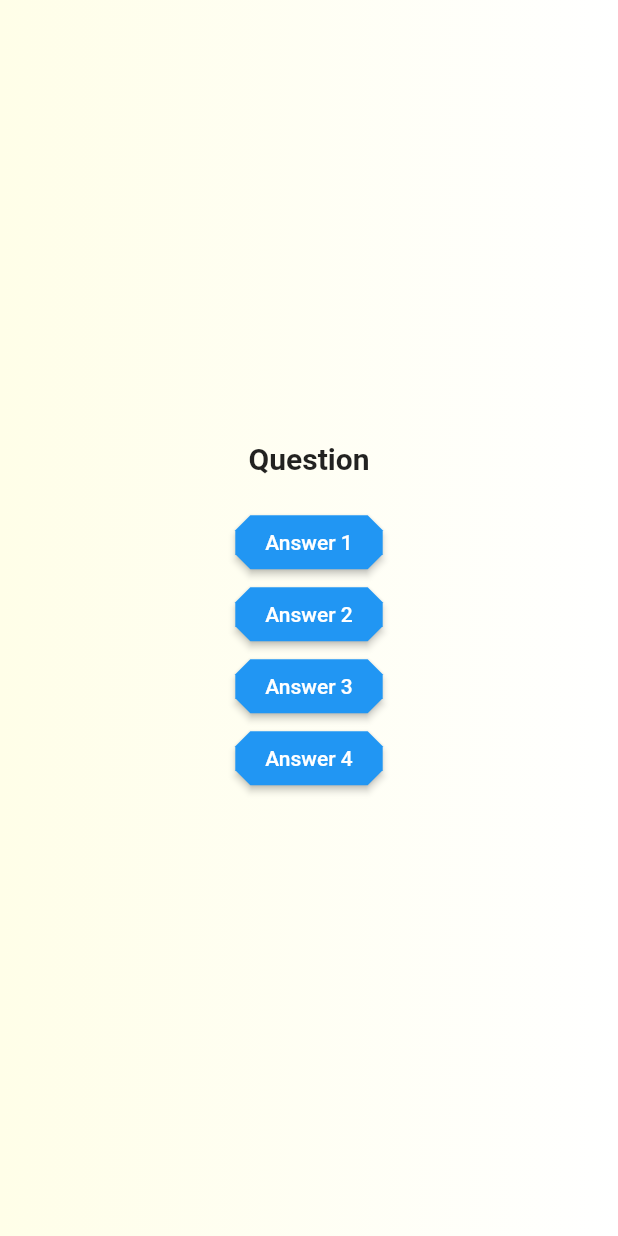
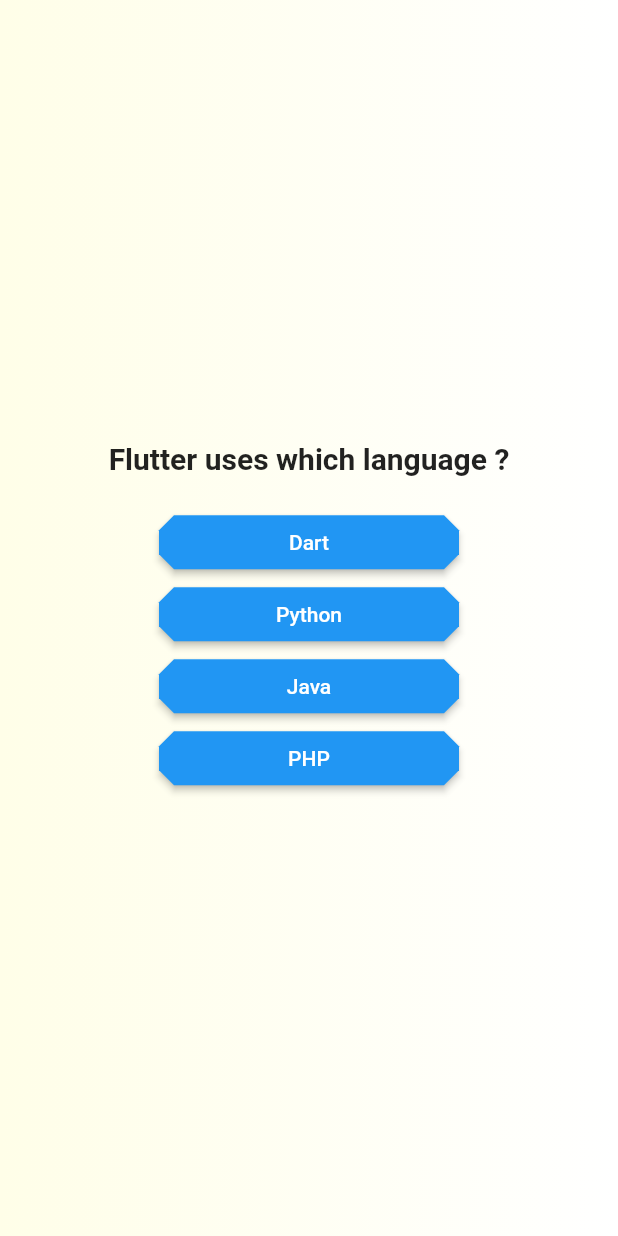
Before and after one commit to devxasd/quiz_app, a Flutter app: the screen it shows after launch, after a tap on "Start", on a phone screen of 412 x 824 dp. Run offline on Flutter 3.47's test engine with Material 2 defaults, Android fonts, the light colour scheme and no system bars.

Commit message:
Lecture 20 Mapping Lists

```diff
--- a/lib/answer_button.dart
+++ b/lib/answer_button.dart
@@ -16,6 +16,8 @@
       onPressed: onTap,
       style: ElevatedButton.styleFrom(
         padding: const EdgeInsets.symmetric(horizontal: 20, vertical: 10),
+
+        minimumSize: const Size(200, 30),
         shape: BeveledRectangleBorder(
           borderRadius: BorderRadius.circular(10),
         ),
--- a/lib/questions_screen.dart
+++ b/lib/questions_screen.dart
@@ -1,5 +1,6 @@
 import 'package:flutter/material.dart';
 import 'package:quiz_app/answer_button.dart';
+import 'package:quiz_app/data/questions.dart';
 
 class QuestionsScreen extends StatefulWidget {
   const QuestionsScreen({super.key});
@@ -8,6 +9,7 @@
 }
 
 class _QuestionsScreenState extends State<QuestionsScreen> {
+  final currentQuestion = questions[0];
   @override
   Widget build(context) {
     return SizedBox(
@@ -15,9 +17,9 @@
         child: Column(
           mainAxisAlignment: MainAxisAlignment.center,
           children: [
-            const Text(
-              'Question',
-              style: TextStyle(
+            Text(
+              currentQuestion.question,
+              style: const TextStyle(
                 fontSize: 20,
                 fontWeight: FontWeight.bold,
               ),
@@ -25,10 +27,9 @@
             const SizedBox(
               height: 20,
             ),
-            AnswerButton(answerText: 'Answer 1', onTap: () {}),
-            AnswerButton(answerText: 'Answer 2', onTap: () {}),
-            AnswerButton(answerText: 'Answer 3', onTap: () {}),
-            AnswerButton(answerText: 'Answer 4', onTap: () {}),
+            ...currentQuestion.choices.map((choice) {
+              return AnswerButton(answerText: choice, onTap: () {});
+            })
           ],
         ),
       ),
```
